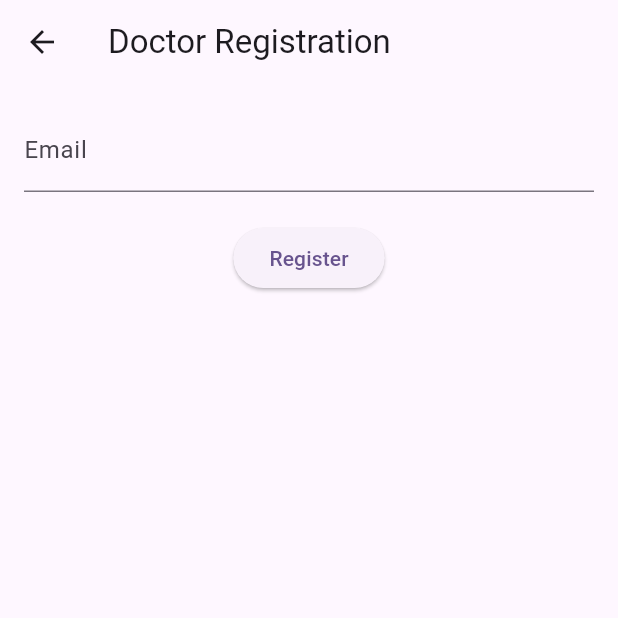
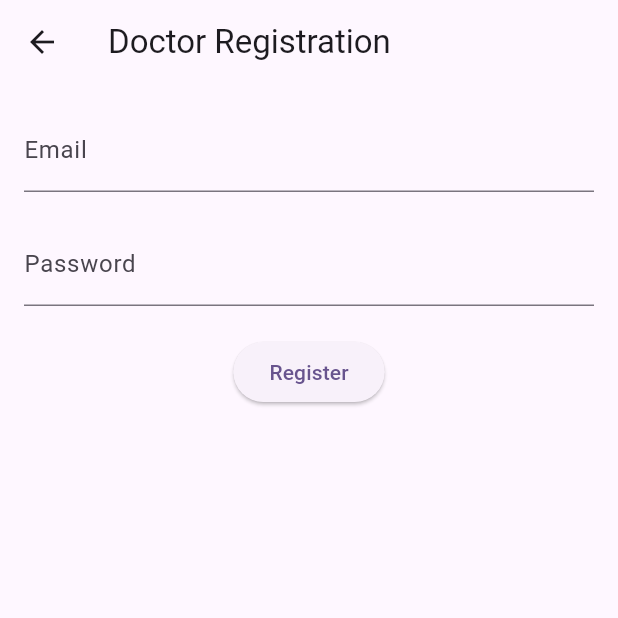
Before and after one commit to asifjahan1/Pet-Care-App, a Flutter app: the DoctorRegistration screen opened directly, on a phone screen of 412 x 824 dp, the top half of it. Run offline on Flutter 3.47's test engine with Material 3 defaults, Android fonts, the phone set to English and light mode, and no system bars; our stand-ins replace cloud_firestore, firebase_auth, firebase_core; accounts and stored records are empty.

Commit message:
added doctors

```diff
--- a/pet_care_app/lib/Pages/Doctor/doctor_registration_page.dart
+++ b/pet_care_app/lib/Pages/Doctor/doctor_registration_page.dart
@@ -12,13 +12,16 @@ class DoctorRegistration extends StatefulWidget {
 
 class _DoctorRegistrationState extends State<DoctorRegistration> {
   final TextEditingController emailController = TextEditingController();
+  final TextEditingController passwordController = TextEditingController();
   final FirebaseAuth _auth = FirebaseAuth.instance;
   final FirebaseFirestore _firestore = FirebaseFirestore.instance;
 
   // List of allowed email addresses for doctors
   List<String> allowedDoctorEmails = [
-    'doctor1@example.com',
-    'doctor2@example.com',
+    'tas.tutul@gmail.com',
+    'tas.tutul786@gmail.com',
+    'tas.tutulvet@gmail.com',
+    'asifjahan307@gmail.com',
     // Add more allowed email addresses as needed
   ];
 
@@ -31,11 +34,11 @@ class _DoctorRegistrationState extends State<DoctorRegistration> {
 
   void _registerDoctor() async {
     try {
-      // Create Firebase user with email and a dummy password
+      // Create Firebase user with email and password
       UserCredential userCredential =
           await _auth.createUserWithEmailAndPassword(
         email: emailController.text,
-        password: 'dummyPassword',
+        password: passwordController.text,
       );
 
       // Add doctor details to Firestore
@@ -57,8 +60,9 @@ class _DoctorRegistrationState extends State<DoctorRegistration> {
 
   @override
   void dispose() {
-    // Dispose of the email controller when the widget is disposed
+    // Dispose of the email and password controllers when the widget is disposed
     emailController.dispose();
+    passwordController.dispose();
     super.dispose();
   }
 
@@ -79,6 +83,12 @@ class _DoctorRegistrationState extends State<DoctorRegistration> {
               validator: validateEmail,
             ),
             SizedBox(height: 20),
+            TextFormField(
+              controller: passwordController,
+              decoration: InputDecoration(labelText: 'Password'),
+              obscureText: true, // Hide password text
+            ),
+            SizedBox(height: 20),
             ElevatedButton(
               onPressed: () {
                 if (validateEmail(emailController.text) == null) {
```
Also changed, not shown: 1 other file.
